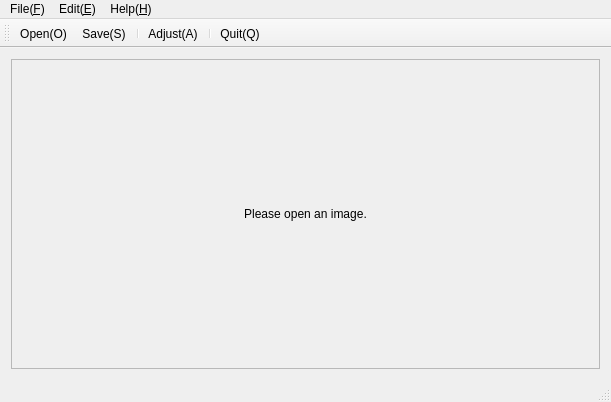
Qt form ImageViewer/mainwindow.ui (wzpan/Qt_Toys) before a commit.
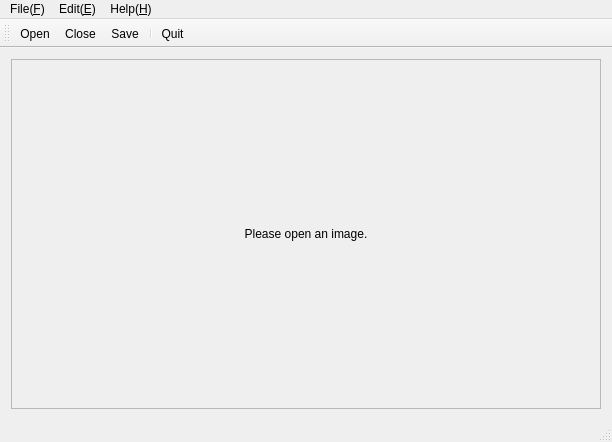
The same form after that commit. Icons and pictures are not drawn.

```diff
--- a/ImageViewer/mainwindow.ui
+++ b/ImageViewer/mainwindow.ui
@@ -6,8 +6,8 @@
    <rect>
     <x>0</x>
     <y>0</y>
-    <width>611</width>
-    <height>402</height>
+    <width>612</width>
+    <height>442</height>
    </rect>
   </property>
   <property name="windowTitle">
@@ -29,8 +29,8 @@
         <rect>
          <x>0</x>
          <y>0</y>
-         <width>591</width>
-         <height>304</height>
+         <width>592</width>
+         <height>344</height>
         </rect>
        </property>
        <layout class="QGridLayout" name="gridLayout_2">
@@ -55,7 +55,7 @@
     <rect>
      <x>0</x>
      <y>0</y>
-     <width>611</width>
+     <width>612</width>
      <height>17</height>
     </rect>
    </property>
@@ -96,10 +96,9 @@
     <bool>false</bool>
    </attribute>
    <addaction name="actionOpen"/>
+   <addaction name="actionClose"/>
    <addaction name="actionSave"/>
    <addaction name="separator"/>
-   <addaction name="actionAdjust"/>
-   <addaction name="separator"/>
    <addaction name="actionQuit"/>
   </widget>
   <widget class="QStatusBar" name="statusBar"/>
@@ -109,7 +108,7 @@
      <normaloff>:/myImages/actions/document-open.png</normaloff>:/myImages/actions/document-open.png</iconset>
    </property>
    <property name="text">
-    <string>Open(&amp;O)</string>
+    <string>&amp;Open</string>
    </property>
    <property name="shortcut">
     <string>Ctrl+O</string>
@@ -121,7 +120,7 @@
      <normaloff>:/myImages/actions/gtk-close.png</normaloff>:/myImages/actions/gtk-close.png</iconset>
    </property>
    <property name="text">
-    <string>Close(&amp;C)</string>
+    <string>&amp;Close</string>
    </property>
    <property name="shortcut">
     <string>Ctrl+W</string>
@@ -133,7 +132,7 @@
      <normaloff>:/myImages/actions/gtk-quit.png</normaloff>:/myImages/actions/gtk-quit.png</iconset>
    </property>
    <property name="text">
-    <string>Quit(&amp;Q)</string>
+    <string>&amp;Quit</string>
    </property>
    <property name="shortcut">
     <string>Ctrl+Q</string>
@@ -145,7 +144,7 @@
      <normaloff>:/myImages/actions/document-save.png</normaloff>:/myImages/actions/document-save.png</iconset>
    </property>
    <property name="text">
-    <string>Save(&amp;S)</string>
+    <string>&amp;Save</string>
    </property>
    <property name="shortcut">
     <string>Ctrl+S</string>
@@ -169,7 +168,7 @@
      <normaloff>:/myImages/actions/format-justify-center.png</normaloff>:/myImages/actions/format-justify-center.png</iconset>
    </property>
    <property name="text">
-    <string>Adjust(&amp;A)</string>
+    <string>&amp;Morphology Transform</string>
    </property>
    <property name="toolTip">
     <string>Adjust</string>
```
Left out of the diff: 19 changed lines with no effect on the pictures.
